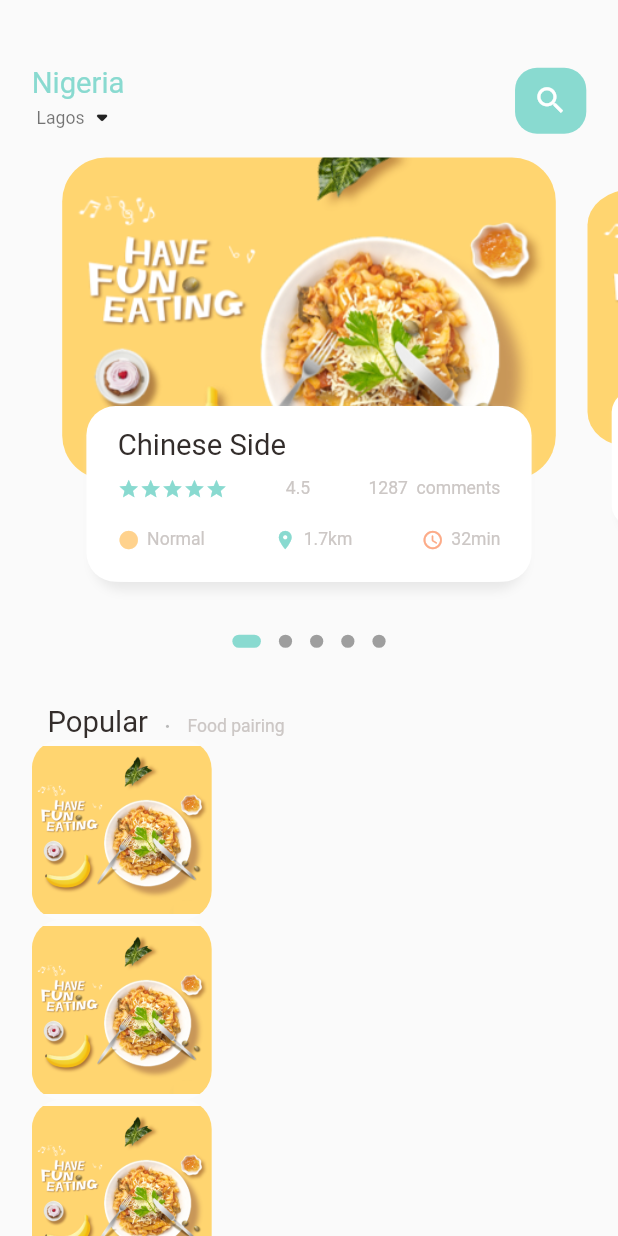
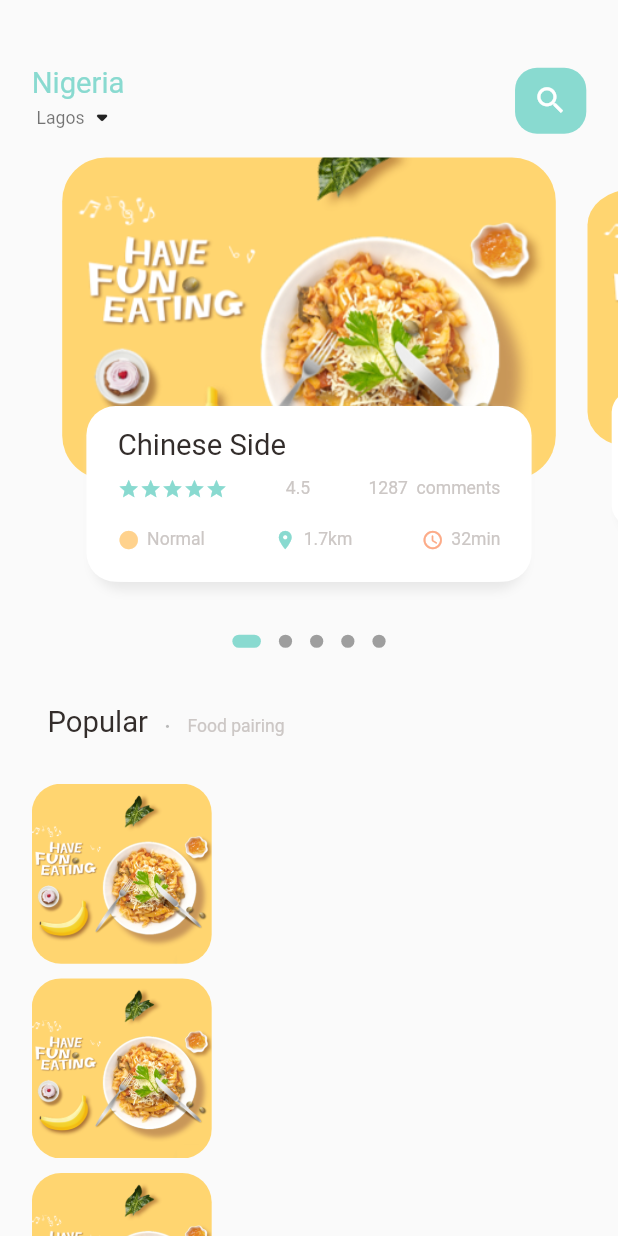
Before and after one commit to ChidiChuks/food_delivery, a Flutter app: the screen it shows after launch, on a phone screen of 412 x 824 dp. Run offline on Flutter 3.47's test engine with Material 2 defaults, Android fonts, the phone set to English and light mode, and no system bars; drawn by our look-alikes of dots_indicator; our stand-ins replace get.

```diff
--- a/lib/home/food_page_body.dart
+++ b/lib/home/food_page_body.dart
@@ -113,6 +113,10 @@ class _FoodPageBodyState extends State<FoodPageBody> {
         ),
 
         // List of food and images
+        SizedBox(
+          height: Dimensions.height30,
+        ),
+
         Container(
           height: 700,
           child: ListView.builder(
@@ -124,9 +128,11 @@ class _FoodPageBodyState extends State<FoodPageBody> {
                   margin: EdgeInsets.only(
                     left: Dimensions.width20,
                     right: Dimensions.width20,
+                    bottom: Dimensions.height10,
                   ),
                   child: Row(
                     children: [
+                      // Image Section
                       Container(
                         width: 120,
                         height: 120,
@@ -135,12 +141,14 @@ class _FoodPageBodyState extends State<FoodPageBody> {
                               BorderRadius.circular(Dimensions.radius20),
                           color: Colors.white38,
                           image: DecorationImage(
+                            fit: BoxFit.cover,
                             image: AssetImage(
                               "assets/image/food0.png",
                             ),
                           ),
                         ),
                       ),
+                      // Text Container
                     ],
                   ),
                 );
```
